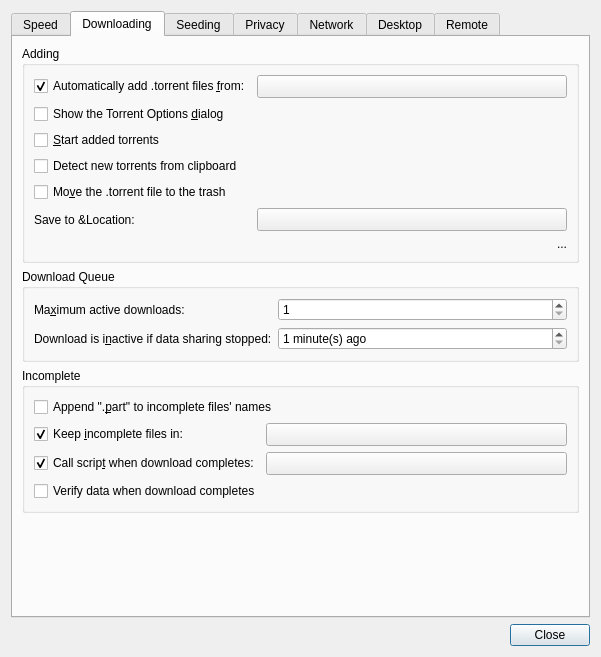
Qt form qt/PrefsDialog.ui (h1de0x/retransmission) before a commit.
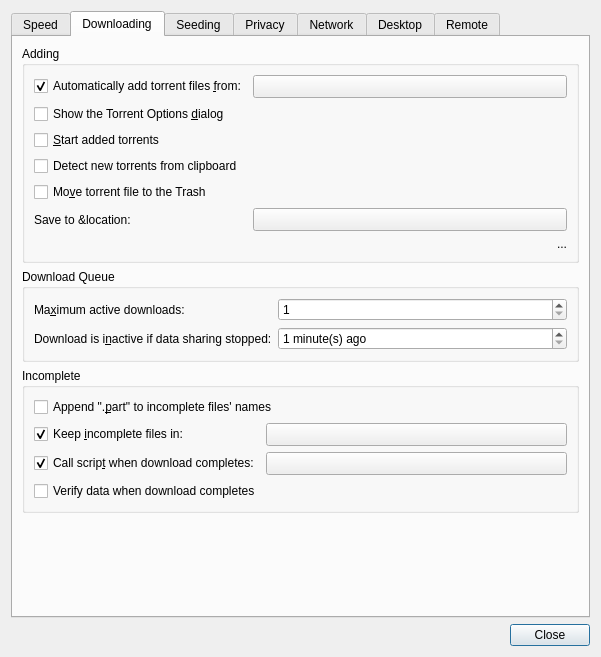
The same form after that commit. The open tabs and pages were chosen to show the change. Icons and pictures are not drawn. Custom widgets are drawn as their Qt base class.

```diff
--- a/qt/PrefsDialog.ui
+++ b/qt/PrefsDialog.ui
@@ -232,7 +232,7 @@
           <item row="0" column="0">
            <widget class="QCheckBox" name="watchDirCheck">
             <property name="text">
-             <string>Automatically add .torrent files &amp;from:</string>
+             <string>Automatically add torrent files &amp;from:</string>
             </property>
             <property name="checked">
              <bool>true</bool>
@@ -278,14 +278,14 @@
           <item row="4" column="0" colspan="2">
            <widget class="QCheckBox" name="trashTorrentFileCheck">
             <property name="text">
-             <string>Mo&amp;ve the .torrent file to the trash</string>
+             <string>Mo&amp;ve torrent file to the Trash</string>
             </property>
            </widget>
           </item>
           <item row="5" column="0">
            <widget class="QLabel" name="downloadDirLabel">
             <property name="text">
-             <string>Save to &amp;Location:</string>
+             <string>Save to &amp;location:</string>
             </property>
            </widget>
           </item>
```
Left out of the diff: 8 changed lines with no effect on the pictures.
